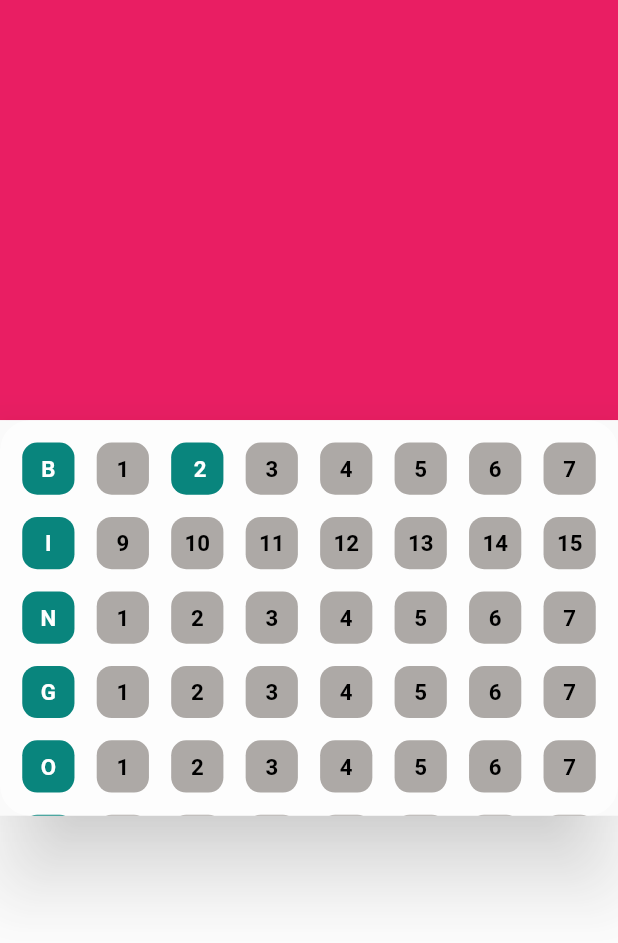
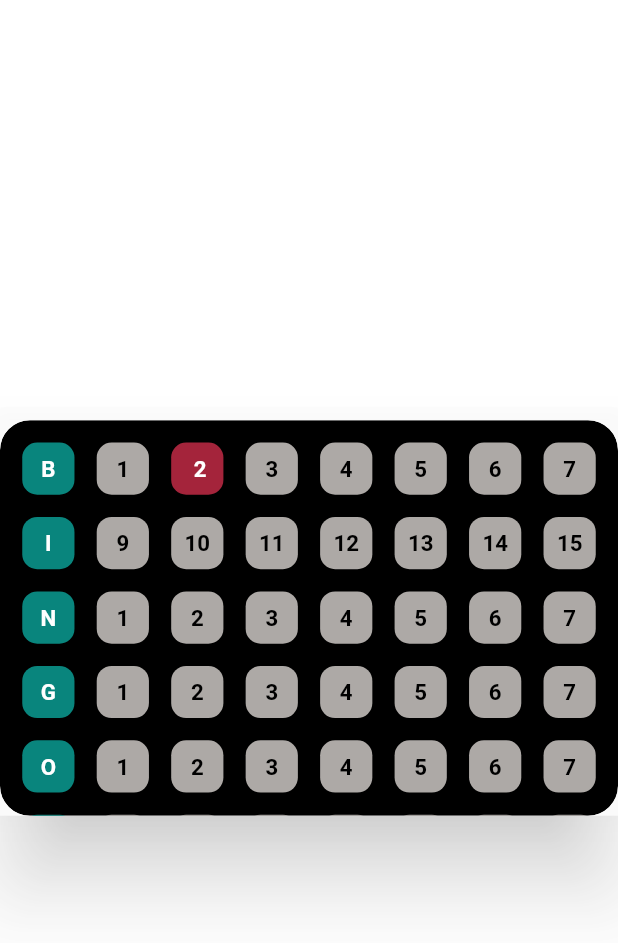
Before and after one commit to MaxiSoriano70/1erWidgetGrupo5, a Flutter app: the screen it shows after launch, after a tap on an icon or button, on a phone screen of 412 x 824 dp. Shown: the top 943 px of the screen. Run offline on Flutter 3.47's test engine with Material 2 defaults, Android fonts, the phone set to English and light mode, and no system bars.

```diff
--- a/lib/main.dart
+++ b/lib/main.dart
@@ -7,7 +7,7 @@ void main() {
 
 class MyApp extends StatelessWidget {
   MyApp({Key? key}) : super(key: key);
-  final List<String> listWithfakeNumbers=["1"," 2","3","4","5","6","7",
+  final List<String> dummyNumbers=["1"," 2","3","4","5","6","7",
     "9","10","11","12","13","14","15",
     "1","2","3","4","5","6","7",
     "1","2","3","4","5","6","7",
@@ -17,13 +17,13 @@ class MyApp extends StatelessWidget {
     return MaterialApp(
         home: Column(
           children: [
-            Expanded(child: Container(color: Colors.pink,)),
+            Expanded(child: Container(color: Colors.white24,)),
             BingoCard(
-              listWithNumbers: listWithfakeNumbers,
+              numbersList: dummyNumbers,
               colorBingo: const Color(0xff09857d),
-              colorCard: Colors.white60,
+              colorCard: Colors.black,
               colorNumber: const Color(0xffada9a6),
-              colorNumberPressed: const Color(0xff09857d),),
+              colorNumberPressed: const Color(0xffa4243b),),
             Expanded(child: Container(color: Colors.white24,)),
 
           ],
--- a/lib/src/components/bingo_card.dart
+++ b/lib/src/components/bingo_card.dart
@@ -3,22 +3,22 @@ import 'package:flutter/material.dart';
 class CustomButton{
   String? _valorView;
   bool? _check;
-  Color? _colorBackgroundcheck;
-  Color? _colorBackground;
-  Color? _colorText;
+  Color? _backgroundPressedColor;
+  Color? _defaultBackgroundColor;
+  Color? _textColor;
 
-  CustomButton(String valorView, Color colorBackground,Color colorBackgroundcheck, Color colorText){
-    _valorView=valorView;
-    _check=false;
-    _colorBackgroundcheck=_colorBackgroundcheck;
-    _colorBackground=colorBackground;
-    _colorText=colorText;
+  CustomButton(String valorView, Color defaultBackgroundColor,Color backgroundPressedColor, Color textColor){
+    _valorView = valorView;
+    _check = false;
+    _backgroundPressedColor = _backgroundPressedColor;
+    _defaultBackgroundColor = defaultBackgroundColor;
+    _textColor = textColor;
   }
 
-  Color get colorText => _colorText!;
+  Color get textColor => _textColor!;
 
-  set colorText(Color value) {
-    _colorText = value;
+  set textColor(Color value) {
+    _textColor = value;
   }
 
   String get valorView => _valorView!;
@@ -33,27 +33,27 @@ class CustomButton{
     _check = value;
   }
 
-  Color get colorBackground => _colorBackground!;
+  Color get defaultBackgroundColor => _defaultBackgroundColor!;
 
-  set colorBackground(Color value) {
-    _colorBackground = value;
+  set defaultBackgroundColor(Color value) {
+    _defaultBackgroundColor = value;
   }
-  Color get colorBackgroundcheck => _colorBackgroundcheck!;
+  Color get backgroundPressedColor => _backgroundPressedColor!;
 
-  set colorBackgroundcheck(Color value) {
-    _colorBackgroundcheck = value;
+  set backgroundPressedColor(Color value) {
+    _backgroundPressedColor = value;
   }
 
-  void _bingoCheck(Color colorBackground, Color colorBackgroundcheck){
+  void _bingoCheck(Color defaultBackgroundColor, Color backgroundPressedColor){
     if(_check==false){
-      _check=true;
-      _colorBackground=colorBackgroundcheck;
-      _colorText=Colors.white;
+      _check = true;
+      _defaultBackgroundColor = backgroundPressedColor;
+      _textColor = Colors.white;
     }
     else{
-      _check=false;
-      _colorBackground=colorBackground;
-      _colorText=Colors.black;
+      _check = false;
+      _defaultBackgroundColor = defaultBackgroundColor;
+      _textColor = Colors.black;
     }
   }
 
@@ -61,12 +61,12 @@ class CustomButton{
 
 class BingoCard extends StatefulWidget {
   const BingoCard( {Key? key,
-    required this.listWithNumbers,
+    required this.numbersList,
     this.colorBingo= Colors.teal,
     this.colorNumber = Colors.grey,
     this.colorNumberPressed= Colors.red,
     this.colorCard= Colors.white}) : super(key: key);
-  final List<String> listWithNumbers;
+  final List<String> numbersList;
   final Color colorBingo;
   final Color colorNumber;
   final Color colorNumberPressed;
@@ -76,10 +76,10 @@ class BingoCard extends StatefulWidget {
 }
 
 class _BingoCardState extends State<BingoCard> {
-  //LISTA DE NUMERO CON BINGO
+
   List<CustomButton> listWithBingo=[];
-  //METODO PARA AGREGAR BINGO
-  List<CustomButton> listWithLetters(List<String> list){
+
+  List<CustomButton> numbersList(List<String> list){
     int i=0;
     int position=0;
     while(i<40){
@@ -124,10 +124,10 @@ class _BingoCardState extends State<BingoCard> {
 
   @override
   Widget build(BuildContext context) {
-    return _bingoCard(MediaQuery.of(context).size.width, widget.listWithNumbers);
+    return _bingoCard(MediaQuery.of(context).size.width, widget.numbersList);
   }
 
-  Widget _bingoCard(double width, List<String> listWithNumbers) {
+  Widget _bingoCard(double width, List<String> dummyNumbers) {
     return Material(
         elevation: 25,
         child: ClipRRect(
@@ -141,7 +141,7 @@ class _BingoCardState extends State<BingoCard> {
             ),
             child: GridView.builder(
               padding: EdgeInsets.all(width*0.072/2),
-              itemCount: listWithLetters(listWithNumbers).length,
+              itemCount: numbersList(dummyNumbers).length,
               physics: const NeverScrollableScrollPhysics(),
               gridDelegate: SliverGridDelegateWithFixedCrossAxisCount(
                   crossAxisCount: 8,
@@ -149,7 +149,7 @@ class _BingoCardState extends State<BingoCard> {
                   mainAxisSpacing: width*0.072/2
               ),
               itemBuilder: (context, index){
-                return _letterOrNumber(context,index,width,listWithLetters(listWithNumbers)[index]);
+                return _letterOrNumber(context,index,width,numbersList(dummyNumbers)[index]);
               },
             ),
           ),
@@ -173,10 +173,11 @@ class _BingoCardState extends State<BingoCard> {
         height: width*0.072,
         decoration: BoxDecoration(
           borderRadius: BorderRadius.circular(10),
-          color: button._colorBackground,
+          color: button._defaultBackgroundColor,
         ),
         child: Center(
-          child: Text(button.valorView, style: TextStyle(color: button._colorText,fontWeight: FontWeight.bold, fontSize: width*0.036),),
+          child: Text( button.valorView, style:
+            TextStyle(color: button._textColor,fontWeight: FontWeight.bold, fontSize: width*0.036),),
         ),
       ),
     );
@@ -194,11 +195,11 @@ class _BingoCardState extends State<BingoCard> {
         height: width*0.072,
         decoration: BoxDecoration(
           borderRadius: BorderRadius.circular(10),
-          color: button._colorBackground,
+          color: button._defaultBackgroundColor,
         ),
         child: Center(
           child: Text(button.valorView,
-            style: TextStyle(color: button._colorText,fontWeight: FontWeight.bold, fontSize: width*0.036),),
+            style: TextStyle(color: button._textColor,fontWeight: FontWeight.bold, fontSize: width*0.036),),
         ),
       ),
     );
```
